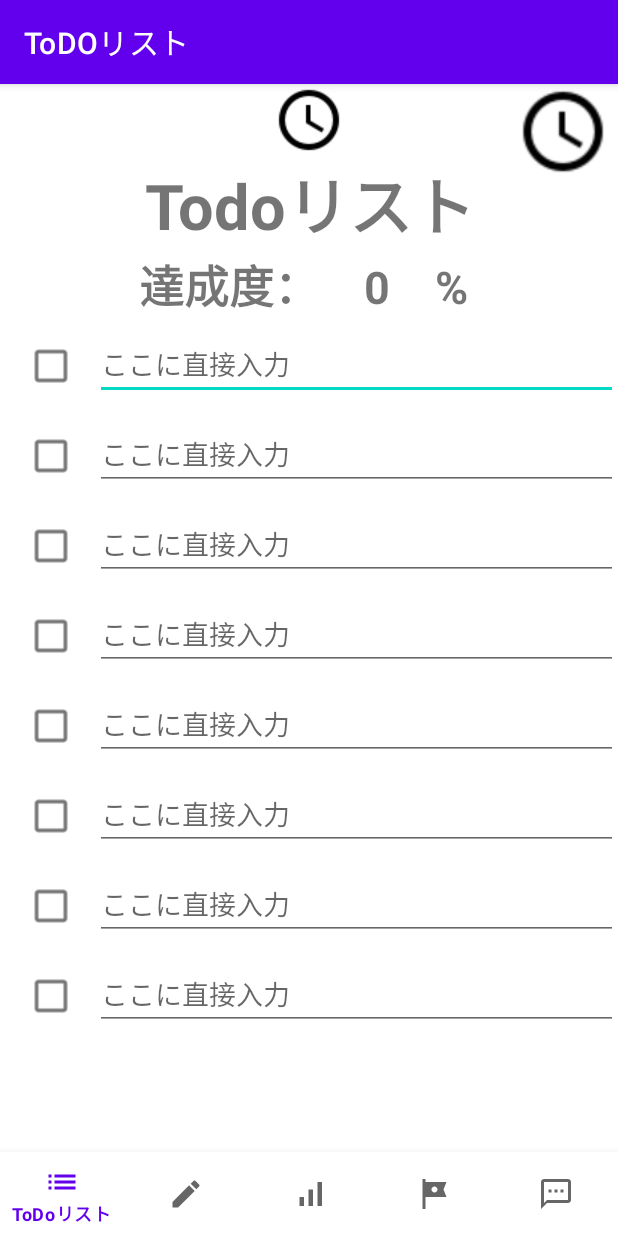
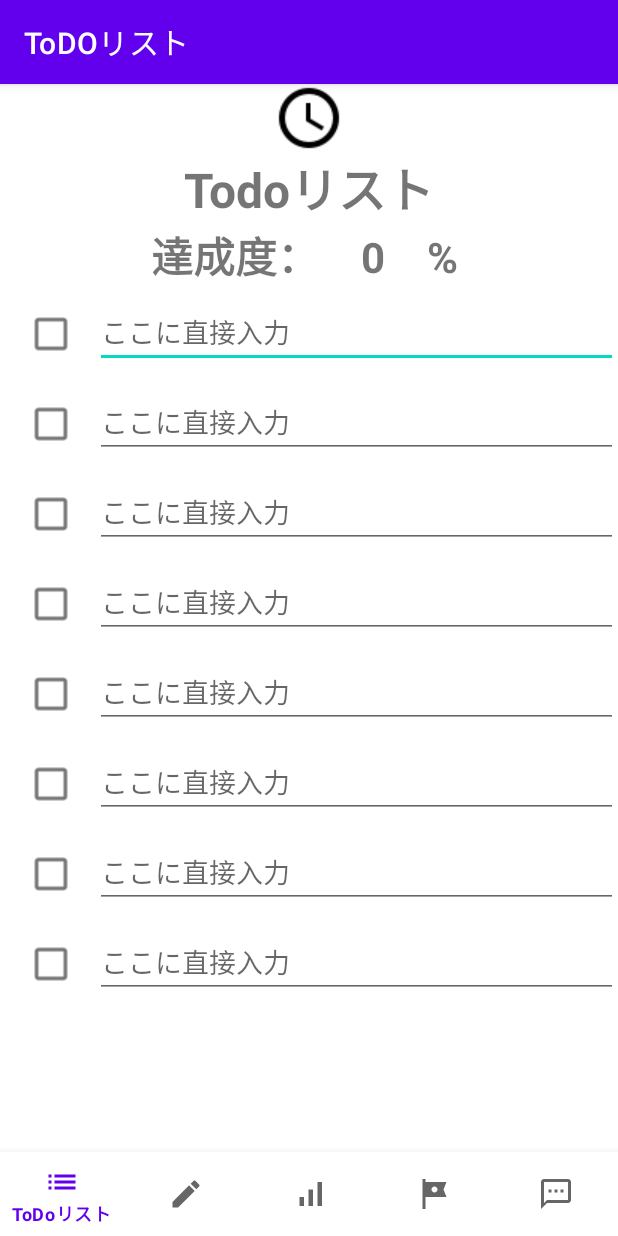
Before and after one commit to spr2140080/StudyTest2, an Android app: the TimeActivity screen opened directly, with no data from a screen before it, after a tap on "戻る", on a phone screen of 412 x 824 dp. Run offline under Robolectric (Android 15) with nearby library versions, the phone set to English and light mode, and no system bars; our stand-ins replace navigation-ui.

Commit message:
タイマーの修正

```diff
--- a/app/src/main/java/com/example/studytest2/MainActivity.kt
+++ b/app/src/main/java/com/example/studytest2/MainActivity.kt
@@ -35,15 +35,11 @@ class MainActivity : AppCompatActivity() {
         val appBarConfiguration = AppBarConfiguration(
             setOf(
                 R.id.navigation_todo, R.id.navigation_dairy, R.id.navigation_graph,
-                R.id.navigation_target,R.id.navigation_trivia
+                R.id.navigation_target, R.id.navigation_trivia
             )
         )
         setupActionBarWithNavController(navController, appBarConfiguration)
         navView.setupWithNavController(navController)
 
-        binding.timebutton.setOnClickListener {
-            val intent = Intent(this, TimeActivity::class.java)
-            startActivity(intent)
-        }
     }
 }
--- a/app/src/main/java/com/example/studytest2/TimeActivity.kt
+++ b/app/src/main/java/com/example/studytest2/TimeActivity.kt
@@ -2,9 +2,12 @@ package com.example.studytest2
 import android.content.Context
 import android.content.Intent
 import android.content.SharedPreferences
+import android.media.AudioAttributes
+import android.media.SoundPool
 import androidx.appcompat.app.AppCompatActivity
 import android.os.Bundle
 import android.os.CountDownTimer
+import android.util.Log
 import android.view.View
 import android.widget.*
 import androidx.appcompat.app.AlertDialog
@@ -17,12 +20,15 @@ import java.util.*
 import java.util.zip.CheckedOutputStream
 import kotlin.system.measureTimeMillis
 import kotlin.text.Typography.times
+import android.view.animation.RotateAnimation
+
+
 
 class TimeActivity : AppCompatActivity() {
 
+
     private lateinit var binding: ActivityTimeBinding
     private var remainingTime:Long = 0
-
     inner class MyCountDownTimer(
         millisInFuture: Long, countDownInterval: Long
     ) : CountDownTimer(millisInFuture, countDownInterval) {
@@ -33,7 +39,6 @@ class TimeActivity : AppCompatActivity() {
                     binding.timerText.text = "${p0/1000}"
                     remainingTime = p0/1000
                 }
-
                 override fun onFinish() {
                     TODO("Not yet implemented")
                     binding.timerText.text = ""
@@ -41,41 +46,52 @@ class TimeActivity : AppCompatActivity() {
             }
         }
 
-
-
         override fun onTick(millisUntilFinished: Long) {
             val minute = millisUntilFinished / 1000L / 60L
             val second = millisUntilFinished / 1000L % 60L
             var remainingTime:Long = 0
-            binding.timerText.text = "%2d:%2$02d".format(minute, second)
+            binding.timerText.text = "%d:%2$02d".format(minute, second)
 //            remainingTime =  "%2d:%2$02d".toLong(minute, second)
-
-                    }
-
+        }
 
         override fun onFinish() {
-            binding.timerText.text = "00:00"
-            if (binding.timerText.text == "00:00"){
+            if (binding.timerText.text == "0:00"){
                 AlertDialog.Builder(this@TimeActivity)
                     .setTitle("終了！！")
                     .setMessage("お疲れさまでした")
                     .setPositiveButton("OK") {dialog, which ->}
                     .show()
             }else{
-
             }
-
         }
     }
+    private lateinit var soundPool: SoundPool
+    private var soundOne = 0
+
     override fun onCreate(savedInstanceState: Bundle?) {
         super.onCreate(savedInstanceState)
         binding = ActivityTimeBinding.inflate(layoutInflater)
         setContentView(binding.root)
 
 
+        val audioAttributes = AudioAttributes.Builder()
+            .setUsage(AudioAttributes.USAGE_GAME)
+            .setContentType(AudioAttributes.CONTENT_TYPE_SPEECH)
+            .build()
+
+        soundPool = SoundPool.Builder()
+            .setAudioAttributes(audioAttributes)
+            .setMaxStreams(1)
+            .build()
+//        soundOne = soundPool.load(this, R.raw.bell,1)
+
+
+
+        binding.soundbutton.setOnClickListener {
+            soundPool.play(soundOne,1.0f, 1.0f,0,0,1.0f)
+        }
 
         var timer = MyCountDownTimer(20 * 60 * 1000, 100)
-
         timer.isRunning = when (timer.isRunning) {
             false -> {
                 val fileName = "contents.txt"
@@ -91,28 +107,23 @@ class TimeActivity : AppCompatActivity() {
                         timer.start()
                     }
                 }
-
                 binding.stopButton.setOnClickListener {
                     timer.cancel()
+
                     val times1 = binding.timerText.text.split(":")
-                    val sharedPreferences = getSharedPreferences("time_file", Context.MODE_PRIVATE)
+                    val sharedPreferences = getSharedPreferences("time_file", MODE_PRIVATE)
                     sharedPreferences.edit().putLong("hidari", times1[0].toLong()).apply()
                     sharedPreferences.edit().putLong("migi", times1[1].toLong()).apply()
                     val min = sharedPreferences.getLong("hidari",0)
                     val sec = sharedPreferences.getLong("migi",0)
                     timer = MyCountDownTimer((min * 60 + sec) * 1000,100)
-
                 }
-
                 true
             }
             true -> {
-
                 false
             }
-
         }
-
         binding.spinner.onItemSelectedListener =
             object : AdapterView.OnItemSelectedListener {
                 override fun onItemSelected(
@@ -131,9 +142,7 @@ class TimeActivity : AppCompatActivity() {
                         val sec = times[1].toLong()
                         timer = MyCountDownTimer((min * 60 + sec) * 1000, 100)
                     }
-
                 }
-
                 override fun onNothingSelected(parent: AdapterView<*>?) {}
             }
         binding.subjectButton.setOnClickListener {
@@ -144,7 +153,6 @@ class TimeActivity : AppCompatActivity() {
             val intent = Intent(this, MainActivity::class.java)
             startActivity(intent)
         }
-
         val text = intent.getStringExtra("SUBJECT")
         binding.subjectText.text = text
     }
--- a/app/src/main/java/com/example/studytest2/ui/todolist/ToDoListFragment.kt
+++ b/app/src/main/java/com/example/studytest2/ui/todolist/ToDoListFragment.kt
@@ -1,11 +1,16 @@
 package com.example.studytest2.ui.todolist
 
+import android.content.Intent
 import android.os.Bundle
+import android.text.method.ScrollingMovementMethod
 import android.view.LayoutInflater
 import android.view.View
 import android.view.ViewGroup
 import androidx.fragment.app.Fragment
 import androidx.lifecycle.ViewModelProvider
+import com.example.studytest2.MokuhyounyuryokuActivity
+import com.example.studytest2.TimeActivity
+import com.example.studytest2.databinding.FragmentTargetBinding
 import com.example.studytest2.databinding.FragmentTodolistBinding
 
 
@@ -14,10 +19,9 @@ class ToDoListFragment : Fragment() {
     private lateinit var toDoListViewModel: ToDoListViewModel
 
 
-    private var _binding: FragmentTodolistBinding? = null
+    private lateinit var binding: FragmentTodolistBinding
     // This property is only valid between onCreateView and
-    // onDestroyView.
-    private val binding get() = _binding!!
+    // onDestroyView
 
     override fun onCreateView(
         inflater: LayoutInflater,
@@ -25,18 +29,14 @@ class ToDoListFragment : Fragment() {
         savedInstanceState: Bundle?
 
     ): View? {
-        toDoListViewModel =
-            ViewModelProvider(this).get(ToDoListViewModel::class.java)
-
-        _binding = FragmentTodolistBinding.inflate(inflater, container, false)
-        val root: View = binding.root
+        binding = FragmentTodolistBinding.inflate(inflater, container, false)
+        binding.imageButton.setOnClickListener {
+            val intent = Intent(context, TimeActivity::class.java)
+            startActivity(intent)
 
 
-        return root
+        }
+        return binding.root
     }
 
-    override fun onDestroyView() {
-        super.onDestroyView()
-        _binding = null
-    }
 }
--- a/app/src/main/res/layout/activity_main.xml
+++ b/app/src/main/res/layout/activity_main.xml
@@ -33,14 +33,4 @@
         app:layout_constraintTop_toTopOf="parent"
         app:navGraph="@navigation/mobile_navigation" />
 
-    <ImageView
-        android:id="@+id/timebutton"
-        android:layout_width="73dp"
-        android:layout_height="63dp"
-        app:layout_constraintEnd_toEndOf="parent"
-        app:layout_constraintHorizontal_bias="1.0"
-        app:layout_constraintStart_toStartOf="parent"
-        app:layout_constraintTop_toTopOf="parent"
-        app:srcCompat="@drawable/baseline_access_time_black_24dp" />
-
 </androidx.constraintlayout.widget.ConstraintLayout>
--- a/app/src/main/res/layout/fragment_todolist.xml
+++ b/app/src/main/res/layout/fragment_todolist.xml
@@ -6,10 +6,11 @@
     android:layout_width="match_parent"
     android:layout_height="match_parent">
 
-    <ImageView
-        android:id="@+id/imageView"
+    <ImageButton
+        android:id="@+id/imageButton"
         android:layout_width="match_parent"
-        android:layout_height="wrap_content"
+        android:layout_height="45dp"
+        android:backgroundTint="@color/white"
         app:srcCompat="@drawable/baseline_access_time_black_24dp" />
 
     <TextView
@@ -18,7 +19,7 @@
         android:layout_height="wrap_content"
         android:text="Todoリスト"
         android:textAlignment="center"
-        android:textSize="42sp"
+        android:textSize="32sp"
         android:textStyle="bold" />
 
     <TextView
@@ -27,7 +28,7 @@
         android:layout_height="wrap_content"
         android:text="達成度：　0　% "
         android:textAlignment="center"
-        android:textSize="30sp"
+        android:textSize="28sp"
         android:textStyle="bold" />
 
     <LinearLayout
--- a/app/src/main/res/layout/fragment_trivia.xml
+++ b/app/src/main/res/layout/fragment_trivia.xml
@@ -14,7 +14,7 @@
         android:layout_marginTop="8dp"
         android:text="@string/title_tirivia"
         android:textAlignment="center"
-        android:textSize="34sp"
+        android:textSize="24sp"
         app:layout_constraintEnd_toEndOf="parent"
         app:layout_constraintStart_toStartOf="parent"
         app:layout_constraintTop_toTopOf="parent" />
--- a/app/src/main/res/values/arrys.xml
+++ b/app/src/main/res/values/arrys.xml
@@ -1,7 +1,7 @@
 <?xml version="1.0" encoding="utf-8"?>
 <resources>
     <string-array name="time_arr">
-        <item>15:00</item>
+        <item>00:10</item>
         <item>30:00</item>
         <item>45:00</item>
         <item>60:00</item>
```
Also changed, not shown: app/src/main/java/com/example/studytest2/ui/trivia/TriviaFragment.kt (+19 -2 lines), app/src/main/res/layout/activity_subject3.xml (+11 -30 lines), app/src/main/res/layout/activity_time.xml (+5 -6 lines).
